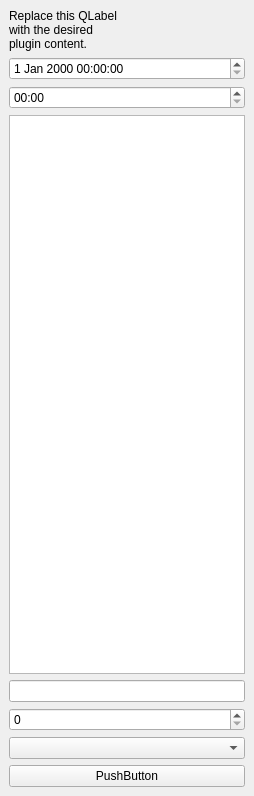
First picture: the form in transition_qgis_dockwidget_base.ui, repository chairemobilite/transition_qgis, before the edit.
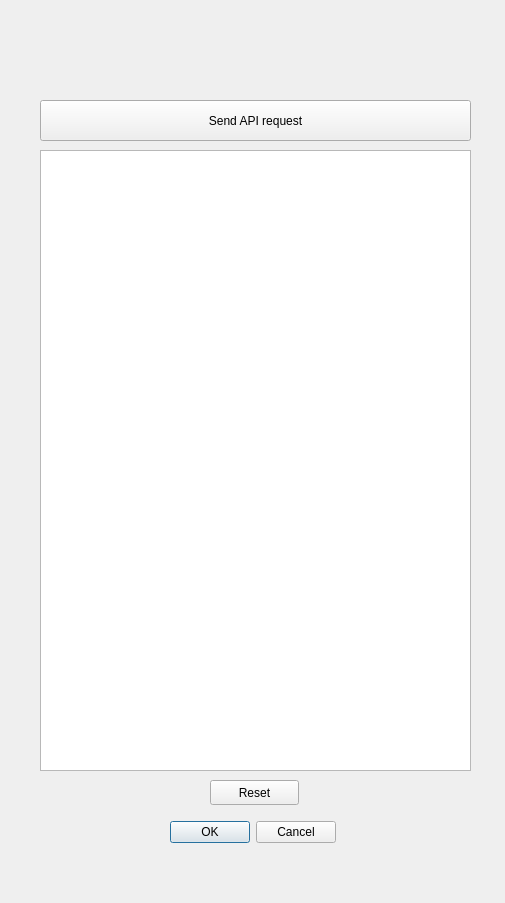
Second picture: the form after the edit. Custom widgets are drawn as their Qt base class.

Diff of the .ui file:
```diff
--- a/transition_qgis_dockwidget_base.ui
+++ b/transition_qgis_dockwidget_base.ui
@@ -1,79 +1,68 @@
 <?xml version="1.0" encoding="UTF-8"?>
 <ui version="4.0">
- <class>TransitionDockWidgetBase</class>
- <widget class="QDockWidget" name="TransitionDockWidgetBase">
+ <class>TransitionDialogBase</class>
+ <widget class="QDialog" name="TransitionDialogBase">
   <property name="geometry">
    <rect>
     <x>0</x>
     <y>0</y>
-    <width>254</width>
-    <height>796</height>
+    <width>505</width>
+    <height>903</height>
    </rect>
   </property>
   <property name="windowTitle">
    <string>Transition</string>
   </property>
-  <widget class="QWidget" name="dockWidgetContents">
-   <layout class="QGridLayout" name="gridLayout">
-    <item row="6" column="1">
-     <widget class="QgsFieldComboBox" name="mFieldComboBox"/>
-    </item>
-    <item row="1" column="1">
-     <widget class="QgsDateTimeEdit" name="mDateTimeEdit"/>
-    </item>
-    <item row="3" column="1">
-     <widget class="QTextEdit" name="textEdit"/>
-    </item>
-    <item row="7" column="1">
-     <widget class="QPushButton" name="pushButton">
-      <property name="text">
-       <string>PushButton</string>
-      </property>
-     </widget>
-    </item>
-    <item row="0" column="1">
-     <widget class="QLabel" name="label">
-      <property name="text">
-       <string>Replace this QLabel
-with the desired
-plugin content.</string>
-      </property>
-     </widget>
-    </item>
-    <item row="5" column="1">
-     <widget class="QSpinBox" name="spinBox"/>
-    </item>
-    <item row="4" column="1">
-     <widget class="QLineEdit" name="lineEdit"/>
-    </item>
-    <item row="2" column="1">
-     <widget class="QTimeEdit" name="timeEdit">
-      <property name="locale">
-       <locale language="French" country="Canada"/>
-      </property>
-      <property name="inputMethodHints">
-       <set>Qt::ImhPreferNumbers</set>
-      </property>
-      <property name="displayFormat">
-       <string>hh:mm</string>
-      </property>
-     </widget>
-    </item>
-   </layout>
+  <widget class="QPushButton" name="pushButton">
+   <property name="geometry">
+    <rect>
+     <x>40</x>
+     <y>100</y>
+     <width>431</width>
+     <height>41</height>
+    </rect>
+   </property>
+   <property name="text">
+    <string>Send API request</string>
+   </property>
+  </widget>
+  <widget class="QDialogButtonBox" name="buttonBox">
+   <property name="geometry">
+    <rect>
+     <x>170</x>
+     <y>820</y>
+     <width>166</width>
+     <height>25</height>
+    </rect>
+   </property>
+   <property name="standardButtons">
+    <set>QDialogButtonBox::Cancel|QDialogButtonBox::Ok</set>
+   </property>
+  </widget>
+  <widget class="QPlainTextEdit" name="plainTextEdit">
+   <property name="geometry">
+    <rect>
+     <x>40</x>
+     <y>150</y>
+     <width>431</width>
+     <height>621</height>
+    </rect>
+   </property>
+  </widget>
+  <widget class="QPushButton" name="resetButton">
+   <property name="geometry">
+    <rect>
+     <x>210</x>
+     <y>780</y>
+     <width>89</width>
+     <height>25</height>
+    </rect>
+   </property>
+   <property name="text">
+    <string>Reset</string>
+   </property>
   </widget>
  </widget>
- <customwidgets>
-  <customwidget>
-   <class>QgsDateTimeEdit</class>
-   <extends>QDateTimeEdit</extends>
-   <header>qgsdatetimeedit.h</header>
-  </customwidget>
-  <customwidget>
-   <class>QgsFieldComboBox</class>
-   <extends>QComboBox</extends>
-   <header>qgsfieldcombobox.h</header>
-  </customwidget>
- </customwidgets>
  <resources/>
  <connections/>
 </ui>
```
